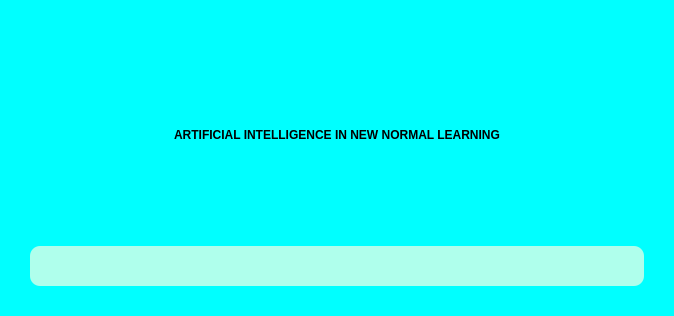
Qt form screens/splashscreen.ui (jshperalta/ai-englishTutor) before a commit.
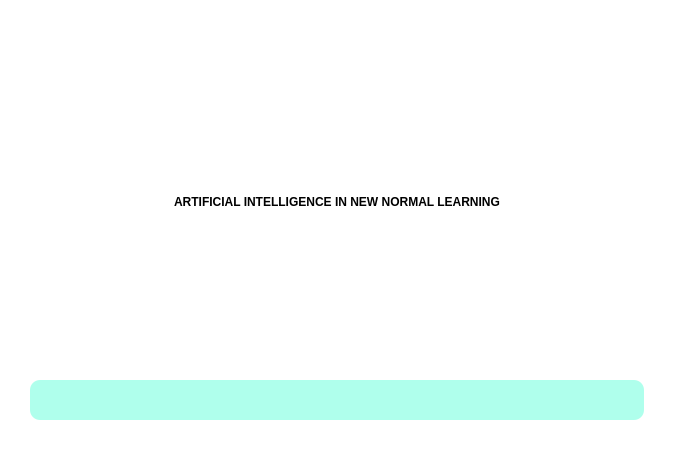
The same form after that commit.

```diff
--- a/screens/splashscreen.ui
+++ b/screens/splashscreen.ui
@@ -7,14 +7,14 @@
     <x>0</x>
     <y>0</y>
     <width>674</width>
-    <height>316</height>
+    <height>450</height>
    </rect>
   </property>
   <property name="windowTitle">
    <string>Form</string>
   </property>
   <property name="styleSheet">
-   <string notr="true">background-color: cyan;</string>
+   <string notr="true">background-color: white;</string>
   </property>
   <layout class="QVBoxLayout" name="verticalLayout">
    <property name="leftMargin">
```
Left out of the diff: 2 changed lines with no effect on the pictures.
